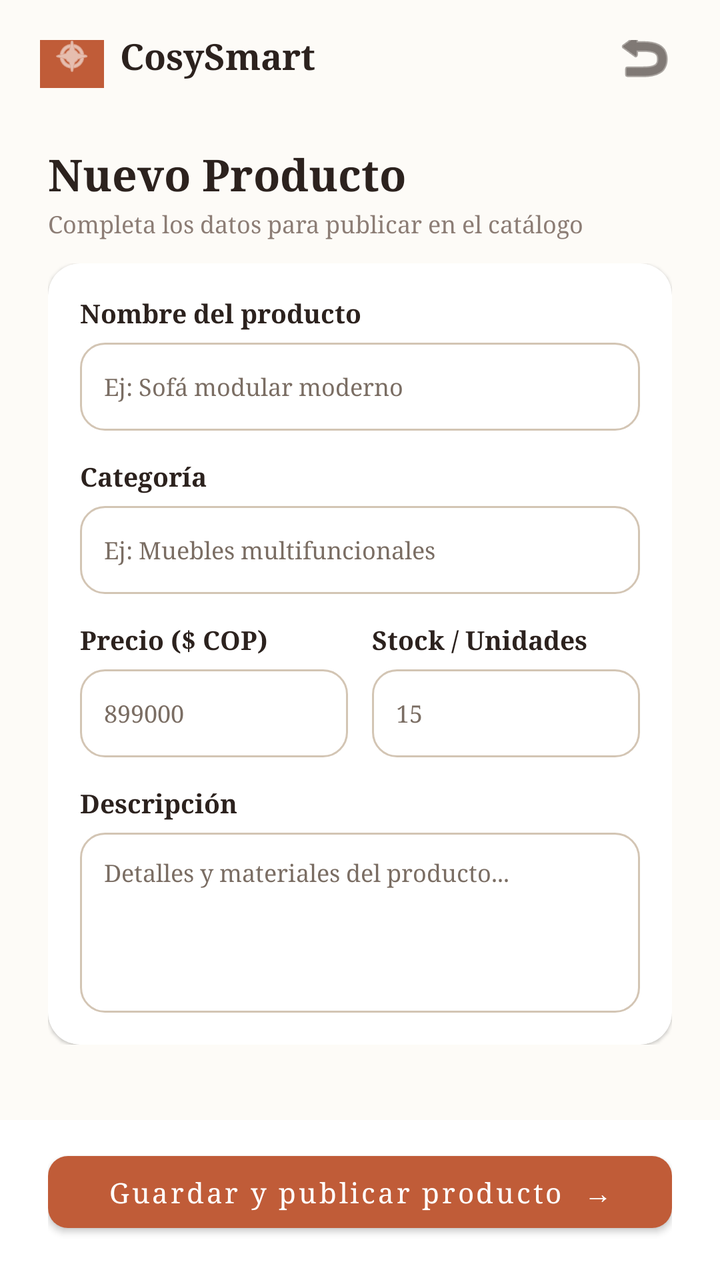
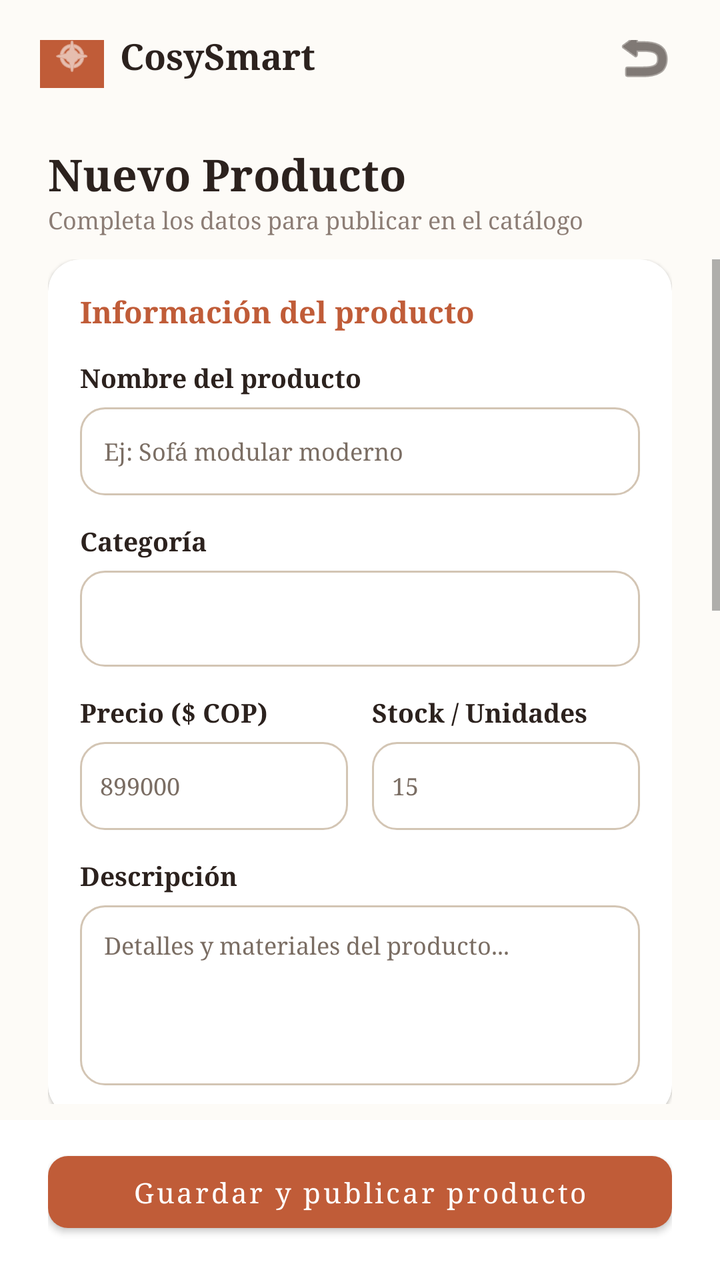

Compare the two renders of this Android layout. The source of the first and the diff that turns it into the second are given below.
<!-- AndroidManifest.xml: application theme Theme.CosySmart -->
<!-- res/layout/activity_seller_create_product.xml -->
<?xml version="1.0" encoding="utf-8"?>
<androidx.constraintlayout.widget.ConstraintLayout xmlns:android="http://schemas.android.com/apk/res/android"
    xmlns:app="http://schemas.android.com/apk/res-auto"
    android:layout_width="match_parent"
    android:layout_height="match_parent"
    android:background="#FDFBF7">

    
    <RelativeLayout
        android:id="@+id/layoutHeaderTop"
        android:layout_width="match_parent"
        android:layout_height="wrap_content"
        android:paddingHorizontal="20dp"
        android:paddingTop="20dp"
        app:layout_constraintTop_toTopOf="parent">

        <LinearLayout
            android:layout_width="wrap_content"
            android:layout_height="wrap_content"
            android:layout_centerVertical="true"
            android:gravity="center_vertical"
            android:orientation="horizontal">

            <ImageView
                android:layout_width="32dp"
                android:layout_height="32dp"
                android:background="#C05C38"
                android:padding="6dp"
                android:src="@android:drawable/ic_menu_compass"
                app:tint="#FFFFFF" />

            <TextView
                android:layout_width="wrap_content"
                android:layout_height="wrap_content"
                android:layout_marginStart="8dp"
                android:text="CosySmart"
                android:textColor="#2C221E"
                android:textSize="18sp"
                android:textStyle="bold" />
        </LinearLayout>

        <ImageButton
            android:id="@+id/btnBackCreateProduct"
            android:layout_width="36dp"
            android:layout_height="36dp"
            android:layout_alignParentEnd="true"
            android:layout_centerVertical="true"
            android:background="?attr/selectableItemBackgroundBorderless"
            android:contentDescription="Volver"
            android:src="@android:drawable/ic_menu_revert"
            app:tint="#2C221E" />
    </RelativeLayout>

    
    <TextView
        android:id="@+id/tvCreateTitle"
        android:layout_width="wrap_content"
        android:layout_height="wrap_content"
        android:layout_marginStart="24dp"
        android:layout_marginTop="16dp"
        android:text="Nuevo Producto"
        android:textColor="#2C221E"
        android:textSize="22sp"
        android:textStyle="bold"
        app:layout_constraintStart_toStartOf="parent"
        app:layout_constraintTop_toBottomOf="@id/layoutHeaderTop" />

    <TextView
        android:id="@+id/tvCreateSubtitle"
        android:layout_width="wrap_content"
        android:layout_height="wrap_content"
        android:layout_marginStart="24dp"
        android:layout_marginTop="2dp"
        android:text="Completa los datos para publicar en el catálogo"
        android:textColor="#8C7D75"
        android:textSize="12sp"
        app:layout_constraintStart_toStartOf="parent"
        app:layout_constraintTop_toBottomOf="@id/tvCreateTitle" />

    
    <ScrollView
        android:layout_width="match_parent"
        android:layout_height="0dp"
        android:layout_marginTop="12dp"
        android:layout_marginBottom="8dp"
        android:clipToPadding="false"
        android:paddingBottom="16dp"
        app:layout_constraintBottom_toTopOf="@id/layoutFooterAction"
        app:layout_constraintTop_toBottomOf="@id/tvCreateSubtitle">

        <LinearLayout
            android:layout_width="match_parent"
            android:layout_height="wrap_content"
            android:orientation="vertical"
            android:paddingHorizontal="24dp">

            <androidx.cardview.widget.CardView
                android:layout_width="match_parent"
                android:layout_height="wrap_content"
                app:cardBackgroundColor="#FFFFFF"
                app:cardCornerRadius="16dp"
                app:cardElevation="1dp">

                <LinearLayout
                    android:layout_width="match_parent"
                    android:layout_height="wrap_content"
                    android:orientation="vertical"
                    android:padding="16dp">

                    
                    <TextView
                        android:layout_width="wrap_content"
                        android:layout_height="wrap_content"
                        android:layout_marginBottom="6dp"
                        android:text="Nombre del producto"
                        android:textColor="#2C221E"
                        android:textSize="13sp"
                        android:textStyle="bold" />

                    <EditText
                        android:id="@+id/etProductName"
                        android:layout_width="match_parent"
                        android:layout_height="44dp"
                        android:layout_marginBottom="14dp"
                        android:background="@drawable/bg_search_input"
                        android:hint="Ej: Sofá modular moderno"
                        android:paddingHorizontal="12dp"
                        android:textColor="#2C221E"
                        android:textSize="12sp" />

                    
                    <TextView
                        android:layout_width="wrap_content"
                        android:layout_height="wrap_content"
                        android:layout_marginBottom="6dp"
                        android:text="Categoría"
                        android:textColor="#2C221E"
                        android:textSize="13sp"
                        android:textStyle="bold" />

                    <EditText
                        android:id="@+id/etProductCategory"
                        android:layout_width="match_parent"
                        android:layout_height="44dp"
                        android:layout_marginBottom="14dp"
                        android:background="@drawable/bg_search_input"
                        android:hint="Ej: Muebles multifuncionales"
                        android:paddingHorizontal="12dp"
                        android:textColor="#2C221E"
                        android:textSize="12sp" />

                    
                    <LinearLayout
                        android:layout_width="match_parent"
                        android:layout_height="wrap_content"
                        android:layout_marginBottom="14dp"
                        android:orientation="horizontal">

                        <LinearLayout
                            android:layout_width="0dp"
                            android:layout_height="wrap_content"
                            android:layout_marginEnd="6dp"
                            android:layout_weight="1"
                            android:orientation="vertical">

                            <TextView
                                android:layout_width="wrap_content"
                                android:layout_height="wrap_content"
                                android:layout_marginBottom="6dp"
                                android:text="Precio ($ COP)"
                                android:textColor="#2C221E"
                                android:textSize="13sp"
                                android:textStyle="bold" />

                            <EditText
                                android:id="@+id/etProductPrice"
                                android:layout_width="match_parent"
                                android:layout_height="44dp"
                                android:background="@drawable/bg_search_input"
                                android:hint="899000"
                                android:inputType="numberDecimal"
                                android:paddingHorizontal="12dp"
                                android:textColor="#2C221E"
                                android:textSize="12sp" />
                        </LinearLayout>

                        <LinearLayout
                            android:layout_width="0dp"
                            android:layout_height="wrap_content"
                            android:layout_marginStart="6dp"
                            android:layout_weight="1"
                            android:orientation="vertical">

                            <TextView
                                android:layout_width="wrap_content"
                                android:layout_height="wrap_content"
                                android:layout_marginBottom="6dp"
                                android:text="Stock / Unidades"
                                android:textColor="#2C221E"
                                android:textSize="13sp"
                                android:textStyle="bold" />

                            <EditText
                                android:id="@+id/etProductStock"
                                android:layout_width="match_parent"
                                android:layout_height="44dp"
                                android:background="@drawable/bg_search_input"
                                android:hint="15"
                                android:inputType="number"
                                android:paddingHorizontal="12dp"
                                android:textColor="#2C221E"
                                android:textSize="12sp" />
                        </LinearLayout>
                    </LinearLayout>

                    
                    <TextView
                        android:layout_width="wrap_content"
                        android:layout_height="wrap_content"
                        android:layout_marginBottom="6dp"
                        android:text="Descripción"
                        android:textColor="#2C221E"
                        android:textSize="13sp"
                        android:textStyle="bold" />

                    <EditText
                        android:id="@+id/etProductDescription"
                        android:layout_width="match_parent"
                        android:layout_height="90dp"
                        android:background="@drawable/bg_search_input"
                        android:gravity="top"
                        android:hint="Detalles y materiales del producto..."
                        android:padding="12dp"
                        android:textColor="#2C221E"
                        android:textSize="12sp" />

                </LinearLayout>
            </androidx.cardview.widget.CardView>

        </LinearLayout>
    </ScrollView>

    
    <LinearLayout
        android:id="@+id/layoutFooterAction"
        android:layout_width="match_parent"
        android:layout_height="wrap_content"
        android:background="#FFFFFF"
        android:orientation="vertical"
        android:paddingHorizontal="24dp"
        android:paddingTop="12dp"
        android:paddingBottom="20dp"
        app:layout_constraintBottom_toBottomOf="parent">

        <com.google.android.material.button.MaterialButton
            android:id="@+id/btnSaveProduct"
            android:layout_width="match_parent"
            android:layout_height="48dp"
            android:text="Guardar y publicar producto  →"
            android:textAllCaps="false"
            android:textColor="#FFFFFF"
            android:textSize="14sp"
            app:backgroundTint="#C05C38"
            app:cornerRadius="10dp" />
    </LinearLayout>

</androidx.constraintlayout.widget.ConstraintLayout>
<!-- resources referenced by this layout -->
<resources>
  <!-- drawable bg_search_input (drawable) -->
  <?xml version="1.0" encoding="utf-8"?>
  <shape xmlns:android="http://schemas.android.com/apk/res/android"
      android:shape="rectangle">
      <solid android:color="#FFFFFF" />
      <corners android:radius="12dp" />
      <stroke
          android:width="1dp"
          android:color="#D3C5B4" />
  </shape>
  <style name="Theme.CosySmart" parent="Theme.MaterialComponents.DayNight.NoActionBar">
          <item name="colorPrimary">@color/cosy_primary</item>
          <item name="colorPrimaryVariant">@color/cosy_dark_green</item>
          <item name="colorOnPrimary">@color/white</item>
          <item name="android:windowBackground">@color/cosy_bg</item>
          <item name="android:fontFamily">serif</item>
          <item name="editTextStyle">@style/Widget.CosySmart.EditText</item>
      </style>
  <color name="cosy_primary">#C86D51</color>
  <color name="cosy_dark_green">#6A7059</color>
  <color name="white">#FFFFFFFF</color>
  <color name="cosy_bg">#F7F4EE</color>
  <style name="Widget.CosySmart.EditText" parent="Widget.AppCompat.EditText">
          <item name="android:textColor">#000000</item>
          <item name="android:textColorHint">#7A6D63</item>
          <item name="android:fontFamily">serif</item>
      </style>
</resources>

<!-- the commit's change to res/layout/activity_seller_create_product.xml (unified diff, before → after) -->
@@ -1,11 +1,11 @@
 <?xml version="1.0" encoding="utf-8"?>
-<androidx.constraintlayout.widget.ConstraintLayout xmlns:android="http://schemas.android.com/apk/res/android"
+<androidx.constraintlayout.widget.ConstraintLayout
+    xmlns:android="http://schemas.android.com/apk/res/android"
     xmlns:app="http://schemas.android.com/apk/res-auto"
     android:layout_width="match_parent"
     android:layout_height="match_parent"
     android:background="#FDFBF7">
 
-    
     <RelativeLayout
         android:id="@+id/layoutHeaderTop"
         android:layout_width="match_parent"
@@ -51,7 +51,6 @@
             app:tint="#2C221E" />
     </RelativeLayout>
 
-    
     <TextView
         android:id="@+id/tvCreateTitle"
         android:layout_width="wrap_content"
@@ -70,20 +69,19 @@
         android:layout_width="wrap_content"
         android:layout_height="wrap_content"
         android:layout_marginStart="24dp"
-        android:layout_marginTop="2dp"
         android:text="Completa los datos para publicar en el catálogo"
         android:textColor="#8C7D75"
         android:textSize="12sp"
         app:layout_constraintStart_toStartOf="parent"
         app:layout_constraintTop_toBottomOf="@id/tvCreateTitle" />
 
-    
     <ScrollView
         android:layout_width="match_parent"
         android:layout_height="0dp"
         android:layout_marginTop="12dp"
         android:layout_marginBottom="8dp"
         android:clipToPadding="false"
+        android:fillViewport="false"
         android:paddingBottom="16dp"
         app:layout_constraintBottom_toTopOf="@id/layoutFooterAction"
         app:layout_constraintTop_toBottomOf="@id/tvCreateSubtitle">
@@ -92,11 +90,13 @@
             android:layout_width="match_parent"
             android:layout_height="wrap_content"
             android:orientation="vertical"
-            android:paddingHorizontal="24dp">
+            android:paddingHorizontal="24dp"
+            android:paddingBottom="12dp">
 
             <androidx.cardview.widget.CardView
                 android:layout_width="match_parent"
                 android:layout_height="wrap_content"
+                android:layout_marginBottom="14dp"
                 app:cardBackgroundColor="#FFFFFF"
                 app:cardCornerRadius="16dp"
                 app:cardElevation="1dp">
@@ -107,11 +107,18 @@
                     android:orientation="vertical"
                     android:padding="16dp">
 
-                    
-                    <TextView
-                        android:layout_width="wrap_content"
-                        android:layout_height="wrap_content"
-                        android:layout_marginBottom="6dp"
+                    <TextView
+                        android:layout_width="wrap_content"
+                        android:layout_height="wrap_content"
+                        android:text="Información del producto"
+                        android:textColor="#C05C38"
+                        android:textSize="15sp"
+                        android:textStyle="bold"
+                        android:layout_marginBottom="14dp" />
+
+                    <TextView
+                        android:layout_width="wrap_content"
+                        android:layout_height="wrap_content"
                         android:text="Nombre del producto"
                         android:textColor="#2C221E"
                         android:textSize="13sp"
@@ -121,52 +128,48 @@
                         android:id="@+id/etProductName"
                         android:layout_width="match_parent"
                         android:layout_height="44dp"
+                        android:layout_marginTop="6dp"
                         android:layout_marginBottom="14dp"
                         android:background="@drawable/bg_search_input"
                         android:hint="Ej: Sofá modular moderno"
                         android:paddingHorizontal="12dp"
+                        android:singleLine="true"
                         android:textColor="#2C221E"
                         android:textSize="12sp" />
 
-                    
-                    <TextView
-                        android:layout_width="wrap_content"
-                        android:layout_height="wrap_content"
-                        android:layout_marginBottom="6dp"
+                    <TextView
+                        android:layout_width="wrap_content"
+                        android:layout_height="wrap_content"
                         android:text="Categoría"
                         android:textColor="#2C221E"
                         android:textSize="13sp"
                         android:textStyle="bold" />
 
-                    <EditText
-                        android:id="@+id/etProductCategory"
-                        android:layout_width="match_parent"
-                        android:layout_height="44dp"
+                    <Spinner
+                        android:id="@+id/spProductCategory"
+                        android:layout_width="match_parent"
+                        android:layout_height="48dp"
+                        android:layout_marginTop="6dp"
                         android:layout_marginBottom="14dp"
                         android:background="@drawable/bg_search_input"
-                        android:hint="Ej: Muebles multifuncionales"
-                        android:paddingHorizontal="12dp"
-                        android:textColor="#2C221E"
-                        android:textSize="12sp" />
-
-                    
+                        android:paddingHorizontal="10dp" />
+
                     <LinearLayout
                         android:layout_width="match_parent"
                         android:layout_height="wrap_content"
-                        android:layout_marginBottom="14dp"
-                        android:orientation="horizontal">
+                        android:orientation="horizontal"
+                        android:layout_marginBottom="14dp">
 
                         <LinearLayout
                             android:layout_width="0dp"
                             android:layout_height="wrap_content"
+                            android:layout_weight="1"
                             android:layout_marginEnd="6dp"
-                            android:layout_weight="1"
                             android:orientation="vertical">
 
                             <TextView
                                 android:layout_width="wrap_content"
                                 android:layout_height="wrap_content"
-                                android:layout_marginBottom="6dp"
                                 android:text="Precio ($ COP)"
                                 android:textColor="#2C221E"
                                 android:textSize="13sp"
@@ -176,10 +179,11 @@
                                 android:id="@+id/etProductPrice"
                                 android:layout_width="match_parent"
                                 android:layout_height="44dp"
+                                android:layout_marginTop="6dp"
                                 android:background="@drawable/bg_search_input"
                                 android:hint="899000"
                                 android:inputType="numberDecimal"
-                                android:paddingHorizontal="12dp"
+                                android:paddingHorizontal="10dp"
                                 android:textColor="#2C221E"
                                 android:textSize="12sp" />
                         </LinearLayout>
@@ -187,14 +191,13 @@
                         <LinearLayout
                             android:layout_width="0dp"
                             android:layout_height="wrap_content"
+                            android:layout_weight="1"
                             android:layout_marginStart="6dp"
-                            android:layout_weight="1"
                             android:orientation="vertical">
 
                             <TextView
                                 android:layout_width="wrap_content"
                                 android:layout_height="wrap_content"
-                                android:layout_marginBottom="6dp"
                                 android:text="Stock / Unidades"
                                 android:textColor="#2C221E"
                                 android:textSize="13sp"
@@ -204,20 +207,19 @@
                                 android:id="@+id/etProductStock"
                                 android:layout_width="match_parent"
                                 android:layout_height="44dp"
+                                android:layout_marginTop="6dp"
                                 android:background="@drawable/bg_search_input"
                                 android:hint="15"
                                 android:inputType="number"
-                                android:paddingHorizontal="12dp"
+                                android:paddingHorizontal="10dp"
                                 android:textColor="#2C221E"
                                 android:textSize="12sp" />
                         </LinearLayout>
                     </LinearLayout>
 
-                    
-                    <TextView
-                        android:layout_width="wrap_content"
-                        android:layout_height="wrap_content"
-                        android:layout_marginBottom="6dp"
+                    <TextView
+                        android:layout_width="wrap_content"
+                        android:layout_height="wrap_content"
                         android:text="Descripción"
                         android:textColor="#2C221E"
                         android:textSize="13sp"
@@ -227,6 +229,7 @@
                         android:id="@+id/etProductDescription"
                         android:layout_width="match_parent"
                         android:layout_height="90dp"
+                        android:layout_marginTop="6dp"
                         android:background="@drawable/bg_search_input"
                         android:gravity="top"
                         android:hint="Detalles y materiales del producto..."
@@ -237,10 +240,215 @@
                 </LinearLayout>
             </androidx.cardview.widget.CardView>
 
+            <androidx.cardview.widget.CardView
+                android:layout_width="match_parent"
+                android:layout_height="wrap_content"
+                android:layout_marginBottom="14dp"
+                app:cardBackgroundColor="#FFFFFF"
+                app:cardCornerRadius="16dp"
+                app:cardElevation="1dp">
+
+                <LinearLayout
+                    android:layout_width="match_parent"
+                    android:layout_height="wrap_content"
+                    android:orientation="vertical"
+                    android:padding="16dp">
+
+                    <TextView
+                        android:layout_width="wrap_content"
+                        android:layout_height="wrap_content"
+                        android:text="Características físicas"
+                        android:textColor="#C05C38"
+                        android:textSize="15sp"
+                        android:textStyle="bold"
+                        android:layout_marginBottom="14dp" />
+
+                    <TextView
+                        android:layout_width="wrap_content"
+                        android:layout_height="wrap_content"
+                        android:text="Peso"
+                        android:textColor="#2C221E"
+                        android:textSize="13sp"
+                        android:textStyle="bold" />
+
+                    <LinearLayout
+                        android:layout_width="match_parent"
+                        android:layout_height="wrap_content"
+                        android:orientation="horizontal"
+                        android:layout_marginTop="6dp"
+                        android:layout_marginBottom="14dp">
+
+                        <EditText
+                            android:id="@+id/etProductWeight"
+                            android:layout_width="0dp"
+                            android:layout_height="44dp"
+                            android:layout_weight="1"
+                            android:layout_marginEnd="8dp"
+                            android:background="@drawable/bg_search_input"
+                            android:hint="Ej: 15.500"
+                            android:inputType="numberDecimal"
+                            android:paddingHorizontal="12dp"
+                            android:textColor="#2C221E"
+                            android:textSize="12sp" />
+
+                        <Spinner
+                            android:id="@+id/spWeightUnit"
+                            android:layout_width="120dp"
+                            android:layout_height="44dp"
+                            android:background="@drawable/bg_search_input"
+                            android:paddingHorizontal="8dp" />
+                    </LinearLayout>
+
+                    <TextView
+                        android:layout_width="wrap_content"
+                        android:layout_height="wrap_content"
+                        android:text="Dimensiones (cm)"
+                        android:textColor="#2C221E"
+                        android:textSize="13sp"
+                        android:textStyle="bold"
+                        android:layout_marginBottom="6dp" />
+
+                    <LinearLayout
+                        android:layout_width="match_parent"
+                        android:layout_height="wrap_content"
+                        android:orientation="horizontal">
+
+                        <EditText
+                            android:id="@+id/etProductHeight"
+                            android:layout_width="0dp"
+                            android:layout_height="44dp"
+                            android:layout_weight="1"
+                            android:layout_marginEnd="5dp"
+                            android:background="@drawable/bg_search_input"
+                            android:hint="Alto"
+                            android:inputType="numberDecimal"
+                            android:paddingHorizontal="6dp"
+                            android:textColor="#2C221E"
+                            android:textSize="11sp" />
+
+                        <EditText
+                            android:id="@+id/etProductWidth"
+                            android:layout_width="0dp"
+                            android:layout_height="44dp"
+                            android:layout_weight="1"
+                            android:layout_marginHorizontal="5dp"
+                            android:background="@drawable/bg_search_input"
+                            android:hint="Ancho"
+                            android:inputType="numberDecimal"
+                            android:paddingHorizontal="6dp"
+                            android:textColor="#2C221E"
+                            android:textSize="11sp" />
+
+                        <EditText
+                            android:id="@+id/etProductDepth"
+                            android:layout_width="0dp"
+                            android:layout_height="44dp"
+                            android:layout_weight="1"
+                            android:layout_marginStart="5dp"
+                            android:background="@drawable/bg_search_input"
+                            android:hint="Prof."
+                            android:inputType="numberDecimal"
+                            android:paddingHorizontal="6dp"
+                            android:textColor="#2C221E"
+                            android:textSize="11sp" />
+                    </LinearLayout>
+
+                    <TextView
+                        android:layout_width="wrap_content"
+                        android:layout_height="wrap_content"
+                        android:layout_marginTop="14dp"
+                        android:text="Color"
+                        android:textColor="#2C221E"
+                        android:textSize="13sp"
+                        android:textStyle="bold" />
+
+                    <EditText
+                        android:id="@+id/etProductColor"
+                        android:layout_width="match_parent"
+                        android:layout_height="44dp"
+                        android:layout_marginTop="6dp"
+                        android:background="@drawable/bg_search_input"
+                        android:hint="Ej: Natural, blanco, negro..."
+                        android:paddingHorizontal="12dp"
+                        android:singleLine="true"
+                        android:textColor="#2C221E"
+                        android:textSize="12sp" />
+
+                </LinearLayout>
+            </androidx.cardview.widget.CardView>
+
+            <androidx.cardview.widget.CardView
+                android:layout_width="match_parent"
+                android:layout_height="wrap_content"
+                android:layout_marginBottom="14dp"
+                app:cardBackgroundColor="#FFFFFF"
+                app:cardCornerRadius="16dp"
+                app:cardElevation="1dp">
+
+                <LinearLayout
+                    android:layout_width="match_parent"
+                    android:layout_height="wrap_content"
+                    android:orientation="vertical"
+                    android:padding="16dp">
+
+                    <TextView
+                        android:layout_width="wrap_content"
+                        android:layout_height="wrap_content"
+                        android:text="Fotografías del producto"
+                        android:textColor="#C05C38"
+                        android:textSize="15sp"
+                        android:textStyle="bold" />
+
+                    <TextView
+                        android:id="@+id/tvPhotoCount"
+                        android:layout_width="wrap_content"
+                        android:layout_height="wrap_content"
+                        android:layout_marginTop="5dp"
+                        android:layout_marginBottom="12dp"
+                        android:text="Selecciona entre 1 y 5 fotografías"
+                        android:textColor="#8C7D75"
+                        android:textSize="12sp" />
+
+                    <com.google.android.material.button.MaterialButton
+                        android:id="@+id/btnTakeProductPhoto"
+                        android:layout_width="match_parent"
+                        android:layout_height="46dp"
+                        android:text="Tomar fotografía"
+                        android:textAllCaps="false"
+                        android:textColor="#FFFFFF"
+                        app:backgroundTint="#C05C38"
+                        app:cornerRadius="10dp" />
+
+                    <com.google.android.material.button.MaterialButton
+                        android:id="@+id/btnSelectProductImage"
+                        android:layout_width="match_parent"
+                        android:layout_height="46dp"
+                        android:layout_marginTop="8dp"
+                        android:text="Seleccionar de galería"
+                        android:textAllCaps="false"
+                        android:textColor="#C05C38"
+                        app:backgroundTint="#F7EAE4"
+                        app:cornerRadius="10dp" />
+
+                    <HorizontalScrollView
+                        android:layout_width="match_parent"
+                        android:layout_height="wrap_content"
+                        android:layout_marginTop="12dp"
+                        android:scrollbars="none">
+
+                        <LinearLayout
+                            android:id="@+id/layoutProductPreviews"
+                            android:layout_width="wrap_content"
+                            android:layout_height="wrap_content"
+                            android:orientation="horizontal" />
+                    </HorizontalScrollView>
+
+                </LinearLayout>
+            </androidx.cardview.widget.CardView>
+
         </LinearLayout>
     </ScrollView>
 
-    
     <LinearLayout
         android:id="@+id/layoutFooterAction"
         android:layout_width="match_parent"
@@ -256,7 +464,7 @@
             android:id="@+id/btnSaveProduct"
             android:layout_width="match_parent"
             android:layout_height="48dp"
-            android:text="Guardar y publicar producto  →"
+            android:text="Guardar y publicar producto"
             android:textAllCaps="false"
             android:textColor="#FFFFFF"
             android:textSize="14sp"
